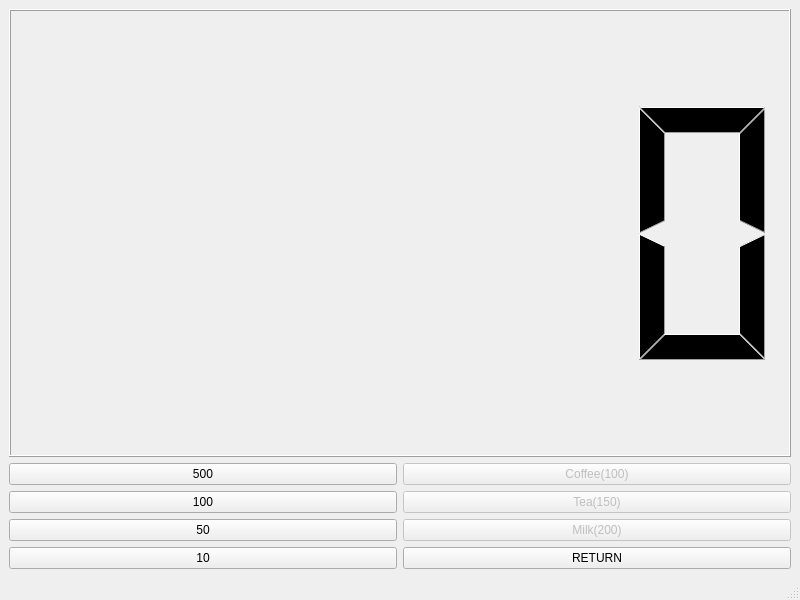
Above: vending_machine/mainwindow.ui from junfuture1103/vending_machine_jun before the change. Below: the same form after it.
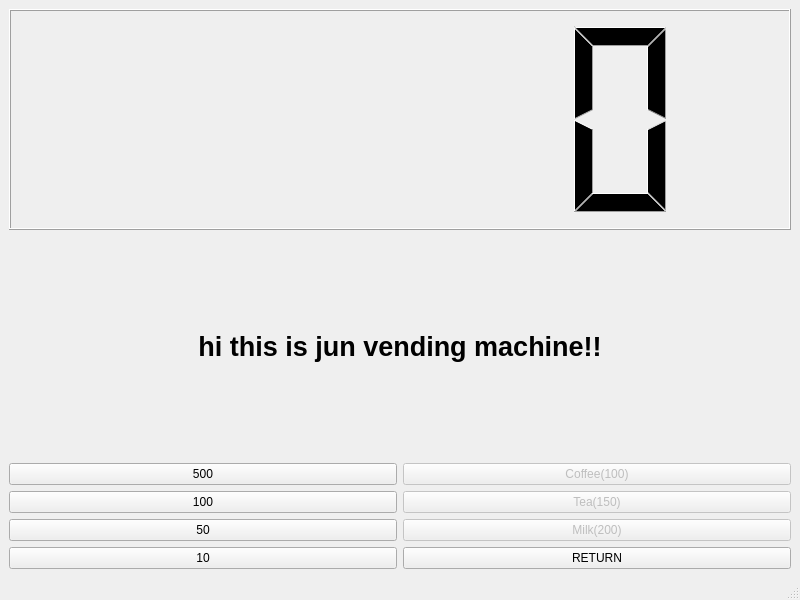
That is the form after the change.

Commit message: Add print number of coins using Qlabel

The edit to the form file:
```diff
--- a/vending_machine/mainwindow.ui
+++ b/vending_machine/mainwindow.ui
@@ -16,11 +16,11 @@
   <widget class="QWidget" name="centralwidget">
    <layout class="QGridLayout" name="gridLayout">
     <item row="0" column="0">
-     <layout class="QVBoxLayout" name="verticalLayout_3">
-      <item>
+     <layout class="QGridLayout" name="gridLayout_2">
+      <item row="0" column="0">
        <widget class="QLCDNumber" name="lcdNumber"/>
       </item>
-      <item>
+      <item row="2" column="0">
        <layout class="QHBoxLayout" name="horizontalLayout">
         <item>
          <layout class="QVBoxLayout" name="verticalLayout">
@@ -100,6 +100,29 @@
         </item>
        </layout>
       </item>
+      <item row="1" column="0">
+       <widget class="QLabel" name="label">
+        <property name="minimumSize">
+         <size>
+          <width>0</width>
+          <height>174</height>
+         </size>
+        </property>
+        <property name="font">
+         <font>
+          <pointsize>20</pointsize>
+          <weight>75</weight>
+          <bold>true</bold>
+         </font>
+        </property>
+        <property name="text">
+         <string>hi this is jun vending machine!!</string>
+        </property>
+        <property name="alignment">
+         <set>Qt::AlignCenter</set>
+        </property>
+       </widget>
+      </item>
      </layout>
     </item>
    </layout>
```
The commit also changes 2 other files.
